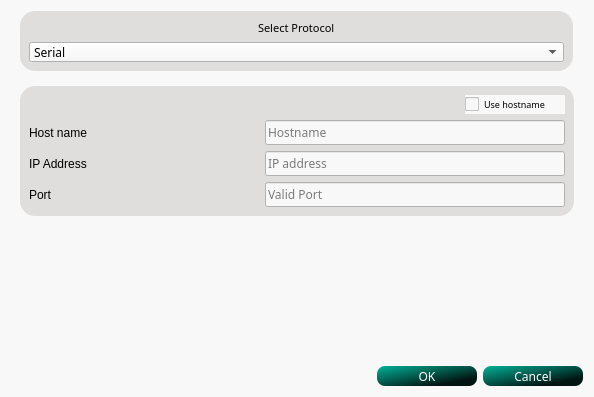
This is config.ui in FutureElectron/FutureSimulator as Qt 5 draws it before an edit. The edited form follows.
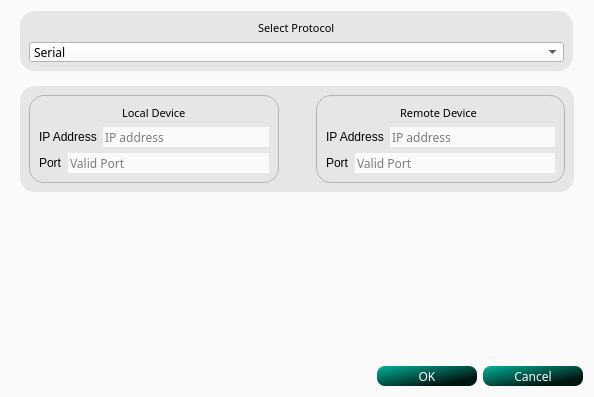
This is the edited form. Icons and pictures are not drawn.

Commit message: Created separate config for udp.fixed bugs

The edit to the form file:
```diff
--- a/config.ui
+++ b/config.ui
@@ -14,7 +14,7 @@
    <string>Dialog</string>
   </property>
   <property name="styleSheet">
-   <string notr="true">background-color: rgb(248, 248, 248);</string>
+   <string notr="true">background-color: rgb(250, 250, 250);</string>
   </property>
   <layout class="QVBoxLayout" name="verticalLayout">
    <item alignment="Qt::AlignHCenter">
@@ -27,7 +27,7 @@
      </property>
      <property name="styleSheet">
       <string notr="true">QFrame{
-	background-color: rgb(223, 222, 221);
+	background-color: rgb(230, 230, 230);
 	border-radius:15px;
 	color: rgb(0, 0, 0);
 }</string>
@@ -147,7 +147,7 @@
 }</string>
      </property>
      <property name="currentIndex">
-      <number>1</number>
+      <number>2</number>
      </property>
      <widget class="QWidget" name="serialPage">
       <layout class="QVBoxLayout" name="verticalLayout_3">
@@ -169,7 +169,7 @@
          </property>
          <property name="styleSheet">
           <string notr="true">QFrame{
-	background-color: rgb(223, 222, 221);
+	background-color: rgb(230, 230, 230);
 	border-radius:15px;
 	color: rgb(0, 0, 0);
 	
@@ -395,18 +395,18 @@
          <property name="font">
           <font>
            <family>Ubuntu Light</family>
-           <pointsize>10</pointsize>
+           <pointsize>8</pointsize>
            <italic>false</italic>
            <bold>false</bold>
           </font>
          </property>
          <property name="styleSheet">
           <string notr="true">QFrame{
-	background-color: rgb(223, 222, 221);
+	background-color: rgb(230, 230, 230);
 	border-radius:15px;
 	color: rgb(0, 0, 0);
 	
-	font: 300 10pt &quot;Ubuntu Light&quot;;
+	font: 300 8pt &quot;Ubuntu Light&quot;;
 }</string>
          </property>
          <property name="frameShape">
@@ -598,6 +598,356 @@
        </item>
       </layout>
      </widget>
+     <widget class="QWidget" name="udpPage">
+      <layout class="QVBoxLayout" name="verticalLayout_9">
+       <item>
+        <widget class="QFrame" name="frame_4">
+         <property name="minimumSize">
+          <size>
+           <width>0</width>
+           <height>100</height>
+          </size>
+         </property>
+         <property name="font">
+          <font>
+           <family>Ubuntu Light</family>
+           <pointsize>8</pointsize>
+           <italic>false</italic>
+           <bold>false</bold>
+          </font>
+         </property>
+         <property name="styleSheet">
+          <string notr="true">QFrame{
+	
+	background-color: rgb(230, 230, 230);
+	border-radius:15px;
+	color: rgb(0, 0, 0);
+	
+	font: 300 8pt &quot;Ubuntu Light&quot;;
+}</string>
+         </property>
+         <property name="frameShape">
+          <enum>QFrame::StyledPanel</enum>
+         </property>
+         <property name="frameShadow">
+          <enum>QFrame::Raised</enum>
+         </property>
+         <layout class="QHBoxLayout" name="horizontalLayout_12">
+          <item>
+           <widget class="QFrame" name="frame_5">
+            <property name="styleSheet">
+             <string notr="true">QFrame{
+	 border: 1px solid;
+	border-color:rgb(180, 180, 180);
+}
+QLabel{
+	border:0px solid;
+}
+QLineEdit{
+	border:0px solid;
+}</string>
+            </property>
+            <property name="frameShape">
+             <enum>QFrame::StyledPanel</enum>
+            </property>
+            <property name="frameShadow">
+             <enum>QFrame::Raised</enum>
+            </property>
+            <layout class="QVBoxLayout" name="verticalLayout_7">
+             <item alignment="Qt::AlignHCenter">
+              <widget class="QLabel" name="label_18">
+               <property name="font">
+                <font>
+                 <family>Ubuntu Light</family>
+                 <pointsize>8</pointsize>
+                 <italic>false</italic>
+                 <bold>false</bold>
+                </font>
+               </property>
+               <property name="text">
+                <string>Local Device</string>
+               </property>
+              </widget>
+             </item>
+             <item>
+              <layout class="QHBoxLayout" name="horizontalLayout_13">
+               <item>
+                <widget class="QLabel" name="label_13">
+                 <property name="text">
+                  <string>IP Address</string>
+                 </property>
+                </widget>
+               </item>
+               <item>
+                <widget class="QLineEdit" name="localIPAddr">
+                 <property name="minimumSize">
+                  <size>
+                   <width>0</width>
+                   <height>20</height>
+                  </size>
+                 </property>
+                 <property name="maximumSize">
+                  <size>
+                   <width>300</width>
+                   <height>16777215</height>
+                  </size>
+                 </property>
+                 <property name="font">
+                  <font>
+                   <family>Ubuntu Light</family>
+                  </font>
+                 </property>
+                 <property name="styleSheet">
+                  <string notr="true"/>
+                 </property>
+                 <property name="placeholderText">
+                  <string>IP address</string>
+                 </property>
+                </widget>
+               </item>
+              </layout>
+             </item>
+             <item>
+              <layout class="QHBoxLayout" name="horizontalLayout_14">
+               <item>
+                <widget class="QLabel" name="label_14">
+                 <property name="text">
+                  <string>Port</string>
+                 </property>
+                </widget>
+               </item>
+               <item>
+                <widget class="QLineEdit" name="localPort">
+                 <property name="minimumSize">
+                  <size>
+                   <width>0</width>
+                   <height>20</height>
+                  </size>
+                 </property>
+                 <property name="maximumSize">
+                  <size>
+                   <width>300</width>
+                   <height>16777215</height>
+                  </size>
+                 </property>
+                 <property name="font">
+                  <font>
+                   <family>Ubuntu Light</family>
+                  </font>
+                 </property>
+                 <property name="styleSheet">
+                  <string notr="true"/>
+                 </property>
+                 <property name="maxLength">
+                  <number>6</number>
+                 </property>
+                 <property name="placeholderText">
+                  <string>Valid Port </string>
+                 </property>
+                </widget>
+               </item>
+              </layout>
+             </item>
+            </layout>
+           </widget>
+          </item>
+          <item>
+           <widget class="QFrame" name="frame_6">
+            <property name="minimumSize">
+             <size>
+              <width>25</width>
+              <height>25</height>
+             </size>
+            </property>
+            <property name="maximumSize">
+             <size>
+              <width>25</width>
+              <height>25</height>
+             </size>
+            </property>
+            <property name="styleSheet">
+             <string notr="true">background-image: url(:/16x16/check-mark_1.png);</string>
+            </property>
+            <property name="frameShape">
+             <enum>QFrame::StyledPanel</enum>
+            </property>
+            <property name="frameShadow">
+             <enum>QFrame::Raised</enum>
+            </property>
+            <layout class="QHBoxLayout" name="horizontalLayout_17">
+             <property name="spacing">
+              <number>0</number>
+             </property>
+             <property name="leftMargin">
+              <number>0</number>
+             </property>
+             <property name="topMargin">
+              <number>0</number>
+             </property>
+             <property name="rightMargin">
+              <number>0</number>
+             </property>
+             <property name="bottomMargin">
+              <number>0</number>
+             </property>
+             <item>
+              <widget class="QLabel" name="label_12">
+               <property name="text">
+                <string/>
+               </property>
+               <property name="pixmap">
+                <pixmap resource="icons.qrc">:/16x16/data-transfer.png</pixmap>
+               </property>
+               <property name="scaledContents">
+                <bool>true</bool>
+               </property>
+              </widget>
+             </item>
+            </layout>
+           </widget>
+          </item>
+          <item>
+           <widget class="QFrame" name="frame_7">
+            <property name="styleSheet">
+             <string notr="true">QFrame{
+	 border: 1px solid;
+		border-color:rgb(180, 180, 180);
+}
+QLabel{
+	border:0px solid;
+}
+QLineEdit{
+	border:0px solid;
+}</string>
+            </property>
+            <property name="frameShape">
+             <enum>QFrame::StyledPanel</enum>
+            </property>
+            <property name="frameShadow">
+             <enum>QFrame::Raised</enum>
+            </property>
+            <layout class="QVBoxLayout" name="verticalLayout_8">
+             <item alignment="Qt::AlignHCenter">
+              <widget class="QLabel" name="label_19">
+               <property name="font">
+                <font>
+                 <family>Ubuntu Light</family>
+                 <pointsize>8</pointsize>
+                 <italic>false</italic>
+                 <bold>false</bold>
+                </font>
+               </property>
+               <property name="text">
+                <string>Remote Device </string>
+               </property>
+              </widget>
+             </item>
+             <item>
+              <layout class="QHBoxLayout" name="horizontalLayout_15">
+               <item>
+                <widget class="QLabel" name="label_15">
+                 <property name="text">
+                  <string>IP Address</string>
+                 </property>
+                </widget>
+               </item>
+               <item>
+                <widget class="QLineEdit" name="remoteIP">
+                 <property name="minimumSize">
+                  <size>
+                   <width>0</width>
+                   <height>20</height>
+                  </size>
+                 </property>
+                 <property name="maximumSize">
+                  <size>
+                   <width>300</width>
+                   <height>16777215</height>
+                  </size>
+                 </property>
+                 <property name="font">
+                  <font>
+                   <family>Ubuntu Light</family>
+                  </font>
+                 </property>
+                 <property name="styleSheet">
+                  <string notr="true"/>
+                 </property>
+                 <property name="placeholderText">
+                  <string>IP address</string>
+                 </property>
+                </widget>
+               </item>
+              </layout>
+             </item>
+             <item>
+              <layout class="QHBoxLayout" name="horizontalLayout_16">
+               <item>
+                <widget class="QLabel" name="label_16">
+                 <property name="text">
+                  <string>Port</string>
+                 </property>
+                </widget>
+               </item>
+               <item>
+                <widget class="QLineEdit" name="remotePort">
+                 <property name="minimumSize">
+                  <size>
+                   <width>0</width>
+                   <height>20</height>
+                  </size>
+                 </property>
+                 <property name="maximumSize">
+                  <size>
+                   <width>300</width>
+                   <height>16777215</height>
+                  </size>
+                 </property>
+                 <property name="font">
+                  <font>
+                   <family>Ubuntu Light</family>
+                  </font>
+                 </property>
+                 <property name="styleSheet">
+                  <string notr="true"/>
+                 </property>
+                 <property name="maxLength">
+                  <number>6</number>
+                 </property>
+                 <property name="placeholderText">
+                  <string>Valid Port </string>
+                 </property>
+                </widget>
+               </item>
+              </layout>
+             </item>
+            </layout>
+           </widget>
+          </item>
+         </layout>
+        </widget>
+       </item>
+       <item>
+        <spacer name="verticalSpacer_3">
+         <property name="minimumSize">
+          <size>
+           <width>0</width>
+           <height>20</height>
+          </size>
+         </property>
+         <property name="orientation">
+          <enum>Qt::Vertical</enum>
+         </property>
+         <property name="sizeHint" stdset="0">
+          <size>
+           <width>20</width>
+           <height>149</height>
+          </size>
+         </property>
+        </spacer>
+       </item>
+      </layout>
+     </widget>
     </widget>
    </item>
    <item>
```
The commit also changes 9 other files.
